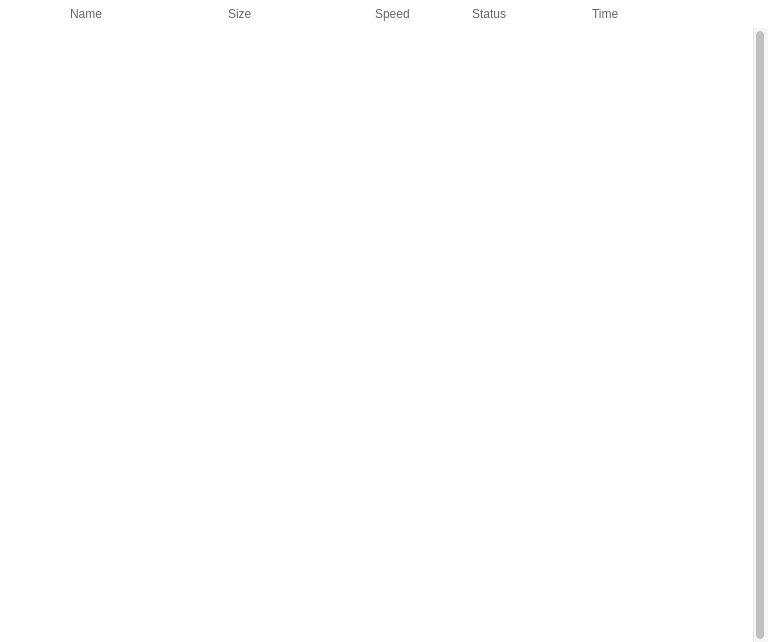
Qt form src/MEGASync/gui/win/TransfersWidget.ui (meganz/MEGAsync) before a commit.
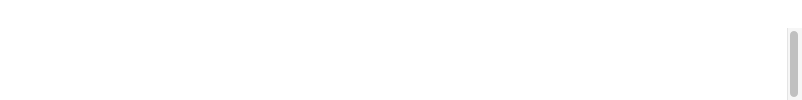
The same form after that commit. Icons and pictures are not drawn. Custom widgets are drawn as their Qt base class.

Diff of the .ui file:
```diff
--- a/src/MEGASync/gui/win/TransfersWidget.ui
+++ b/src/MEGASync/gui/win/TransfersWidget.ui
@@ -6,8 +6,8 @@
    <rect>
     <x>0</x>
     <y>0</y>
-    <width>768</width>
-    <height>642</height>
+    <width>802</width>
+    <height>100</height>
    </rect>
   </property>
   <property name="sizePolicy">
@@ -43,18 +43,6 @@
     background-color: white;
 }
 
-#wTableHeader QToolButton
-{
-    width: 24px;
-    min-width: 24px;
-    max-width: 24px;
-    height: 24px;
-    min-height: 24px;
-    max-height: 24px;
-    qProperty-iconSize: 24px;
-    border: none;
-}
-
 #wPauseResumeVisible
 {
     width: 24px;
@@ -94,7 +82,18 @@
 	padding-left: 4px;
 	margin-left 0;
 	border: none;
-}</string>
+}
+
+TransferWidgetHeaderItem  QLabel
+{
+   color: #666666;
+   font-size: 12px;
+   text-align: left;
+   border: none;
+   margin-left: 0;
+   padding: 0;
+}
+</string>
   </property>
   <layout class="QGridLayout" name="TransfersWidgetLayout">
    <property name="sizeConstraint">
@@ -212,24 +211,71 @@
        </property>
        <item>
         <widget class="QWidget" name="wTableHeader" native="true">
-         <layout class="QHBoxLayout" name="wTableHeaderLayout">
+         <property name="minimumSize">
+          <size>
+           <width>0</width>
+           <height>28</height>
+          </size>
+         </property>
+         <property name="maximumSize">
+          <size>
+           <width>16777215</width>
+           <height>28</height>
+          </size>
+         </property>
+         <property name="styleSheet">
+          <string notr="true"/>
+         </property>
+         <layout class="QHBoxLayout" name="wTableHeaderLayout" stretch="0,0,1,0,0,0,0,0,0,0">
           <property name="spacing">
            <number>0</number>
           </property>
           <property name="leftMargin">
-           <number>70</number>
+           <number>24</number>
           </property>
           <property name="topMargin">
            <number>0</number>
           </property>
           <property name="rightMargin">
-           <number>36</number>
+           <number>20</number>
           </property>
           <property name="bottomMargin">
            <number>0</number>
           </property>
           <item>
-           <widget class="QPushButton" name="pHeaderName">
+           <spacer name="horizontalSpacer">
+            <property name="orientation">
+             <enum>Qt::Horizontal</enum>
+            </property>
+            <property name="sizeType">
+             <enum>QSizePolicy::Fixed</enum>
+            </property>
+            <property name="sizeHint" stdset="0">
+             <size>
+              <width>48</width>
+              <height>0</height>
+             </size>
+            </property>
+           </spacer>
+          </item>
+          <item>
+           <spacer name="horizontalSpacer_2">
+            <property name="orientation">
+             <enum>Qt::Horizontal</enum>
+            </property>
+            <property name="sizeType">
+             <enum>QSizePolicy::Fixed</enum>
+            </property>
+            <property name="sizeHint" stdset="0">
+             <size>
+              <width>8</width>
+              <height>0</height>
+             </size>
+            </property>
+           </spacer>
+          </item>
+          <item>
+           <widget class="TransferWidgetHeaderItem" name="nameColumn" native="true">
             <property name="sizePolicy">
              <sizepolicy hsizetype="Expanding" vsizetype="Fixed">
               <horstretch>0</horstretch>
@@ -238,7 +284,7 @@
             </property>
             <property name="minimumSize">
              <size>
-              <width>160</width>
+              <width>110</width>
               <height>28</height>
              </size>
             </property>
@@ -248,22 +294,16 @@
               <height>28</height>
              </size>
             </property>
-            <property name="cursor">
-             <cursorShape>PointingHandCursor</cursorShape>
-            </property>
-            <property name="layoutDirection">
-             <enum>Qt::RightToLeft</enum>
-            </property>
-            <property name="text">
+            <property name="title" stdset="0">
              <string>Name</string>
             </property>
-            <property name="flat">
-             <bool>true</bool>
+            <property name="sortCriterion" stdset="0">
+             <number>0</number>
             </property>
            </widget>
           </item>
-          <item>
-           <widget class="QPushButton" name="pHeaderSize">
+          <item alignment="Qt::AlignLeft">
+           <widget class="TransferWidgetHeaderItem" name="sizeColumn" native="true">
             <property name="sizePolicy">
              <sizepolicy hsizetype="Fixed" vsizetype="Fixed">
               <horstretch>0</horstretch>
@@ -272,32 +312,26 @@
             </property>
             <property name="minimumSize">
              <size>
-              <width>140</width>
+              <width>110</width>
               <height>28</height>
              </size>
             </property>
             <property name="maximumSize">
              <size>
-              <width>140</width>
+              <width>110</width>
               <height>28</height>
              </size>
             </property>
-            <property name="cursor">
-             <cursorShape>PointingHandCursor</cursorShape>
-            </property>
-            <property name="layoutDirection">
-             <enum>Qt::RightToLeft</enum>
-            </property>
-            <property name="text">
+            <property name="title" stdset="0">
              <string>Size</string>
             </property>
-            <property name="flat">
-             <bool>true</bool>
+            <property name="sortCriterion" stdset="0">
+             <number>1</number>
             </property>
            </widget>
           </item>
-          <item>
-           <widget class="QLabel" name="lHeaderSpeed">
+          <item alignment="Qt::AlignLeft">
+           <widget class="TransferWidgetHeaderItem" name="speedColumn" native="true">
             <property name="sizePolicy">
              <sizepolicy hsizetype="Fixed" vsizetype="Fixed">
               <horstretch>0</horstretch>
@@ -306,26 +340,26 @@
             </property>
             <property name="minimumSize">
              <size>
-              <width>104</width>
+              <width>100</width>
               <height>28</height>
              </size>
             </property>
             <property name="maximumSize">
              <size>
-              <width>104</width>
+              <width>100</width>
               <height>28</height>
              </size>
             </property>
-            <property name="text">
+            <property name="sortCriterion" stdset="0">
+             <number>2</number>
+            </property>
+            <property name="title" stdset="0">
              <string>Speed</string>
             </property>
-            <property name="alignment">
-             <set>Qt::AlignLeading|Qt::AlignLeft|Qt::AlignVCenter</set>
-            </property>
            </widget>
           </item>
-          <item>
-           <widget class="QLabel" name="lHeaderStatus">
+          <item alignment="Qt::AlignLeft">
+           <widget class="TransferWidgetHeaderItem" name="statusColumn" native="true">
             <property name="sizePolicy">
              <sizepolicy hsizetype="Fixed" vsizetype="Fixed">
               <horstretch>0</horstretch>
@@ -334,26 +368,26 @@
             </property>
             <property name="minimumSize">
              <size>
-              <width>120</width>
+              <width>110</width>
               <height>28</height>
              </size>
             </property>
             <property name="maximumSize">
              <size>
-              <width>120</width>
+              <width>110</width>
               <height>28</height>
              </size>
             </property>
-            <property name="text">
+            <property name="sortCriterion" stdset="0">
+             <number>3</number>
+            </property>
+            <property name="title" stdset="0">
              <string>Status</string>
             </property>
-            <property name="alignment">
-             <set>Qt::AlignLeading|Qt::AlignLeft|Qt::AlignVCenter</set>
-            </property>
            </widget>
           </item>
-          <item>
-           <widget class="QLabel" name="lHeaderTime">
+          <item alignment="Qt::AlignLeft">
+           <widget class="TransferWidgetHeaderItem" name="timeColumn" native="true">
             <property name="sizePolicy">
              <sizepolicy hsizetype="Fixed" vsizetype="Fixed">
               <horstretch>0</horstretch>
@@ -362,54 +396,77 @@
             </property>
             <property name="minimumSize">
              <size>
-              <width>92</width>
+              <width>120</width>
               <height>28</height>
              </size>
             </property>
             <property name="maximumSize">
              <size>
-              <width>92</width>
+              <width>120</width>
               <height>28</height>
              </size>
             </property>
-            <property name="text">
-             <string>Time</string>
+            <property name="sortCriterion" stdset="0">
+             <number>4</number>
             </property>
-            <property name="alignment">
-             <set>Qt::AlignLeading|Qt::AlignLeft|Qt::AlignVCenter</set>
+            <property name="title" stdset="0">
+             <string>Time Left</string>
             </property>
            </widget>
           </item>
-          <item>
-           <widget class="QWidget" name="wPauseResumeVisible" native="true">
-            <widget class="QToolButton" name="tPauseResumeVisible">
-             <property name="geometry">
-              <rect>
-               <x>0</x>
-               <y>0</y>
-               <width>24</width>
-               <height>24</height>
-              </rect>
-             </property>
-             <property name="cursor">
-              <cursorShape>PointingHandCursor</cursorShape>
-             </property>
-             <property name="toolTip">
-              <string>Pause or resume all selected transfers</string>
-             </property>
-             <property name="icon">
-              <iconset resource="../Resources_win.qrc">
-               <normaloff>:/images/lists_pause_all_ico.png</normaloff>
-               <normalon>:/images/lists_resume_all_ico.png</normalon>:/images/lists_pause_all_ico.png</iconset>
-             </property>
-             <property name="checkable">
-              <bool>true</bool>
-             </property>
-            </widget>
+          <item alignment="Qt::AlignLeft|Qt::AlignVCenter">
+           <widget class="QPushButton" name="tPauseResumeVisible">
+            <property name="minimumSize">
+             <size>
+              <width>24</width>
+              <height>24</height>
+             </size>
+            </property>
+            <property name="maximumSize">
+             <size>
+              <width>24</width>
+              <height>24</height>
+             </size>
+            </property>
+            <property name="cursor">
+             <cursorShape>PointingHandCursor</cursorShape>
+            </property>
+            <property name="toolTip">
+             <string>Pause or resume all selected transfers</string>
+            </property>
+            <property name="icon">
+             <iconset resource="../Resources_macx.qrc">
+              <normaloff>:/images/lists_pause_all_ico.png</normaloff>
+              <normalon>:/images/lists_resume_all_ico.png</normalon>:/images/lists_pause_all_ico.png</iconset>
+            </property>
+            <property name="iconSize">
+             <size>
+              <width>24</width>
+              <height>24</height>
+             </size>
+            </property>
+            <property name="checkable">
+             <bool>true</bool>
+            </property>
+            <property name="autoRaise" stdset="0">
+             <bool>false</bool>
+            </property>
            </widget>
           </item>
-          <item>
-           <widget class="QToolButton" name="tCancelClearVisible">
+          <item alignment="Qt::AlignLeft|Qt::AlignVCenter">
+           <widget class="QPushButton" name="tCancelClearVisible">
+            <property name="minimumSize">
+             <size>
+              <width>24</width>
+              <height>24</height>
+             </size>
+            </property>
+            <property name="maximumSize">
+             <size>
+              <width>24</width>
+              <height>24</height>
+             </size>
+            </property>
             <property name="cursor">
              <cursorShape>PointingHandCursor</cursorShape>
             </property>
@@ -420,8 +477,27 @@
              <iconset resource="../Resources_win.qrc">
               <normaloff>:/images/lists_cancel_all_ico.png</normaloff>:/images/lists_cancel_all_ico.png</iconset>
             </property>
+            <property name="iconSize">
+             <size>
+              <width>24</width>
+              <height>24</height>
+             </size>
+            </property>
            </widget>
           </item>
+          <item>
+           <spacer name="rightMargin">
+            <property name="orientation">
+             <enum>Qt::Horizontal</enum>
+            </property>
+            <property name="sizeHint" stdset="0">
+             <size>
+              <width>0</width>
+              <height>0</height>
+             </size>
+            </property>
+           </spacer>
+          </item>
          </layout>
         </widget>
        </item>
@@ -592,6 +668,12 @@
    <header>TransfersStateInfoWidget.h</header>
    <container>1</container>
   </customwidget>
+  <customwidget>
+   <class>TransferWidgetHeaderItem</class>
+   <extends>QWidget</extends>
+   <header>TransferWidgetHeaderItem.h</header>
+   <container>1</container>
+  </customwidget>
  </customwidgets>
  <resources>
   <include location="../Resources_win.qrc"/>
```
Left out of the diff: 4 changed lines with no effect on the pictures.
